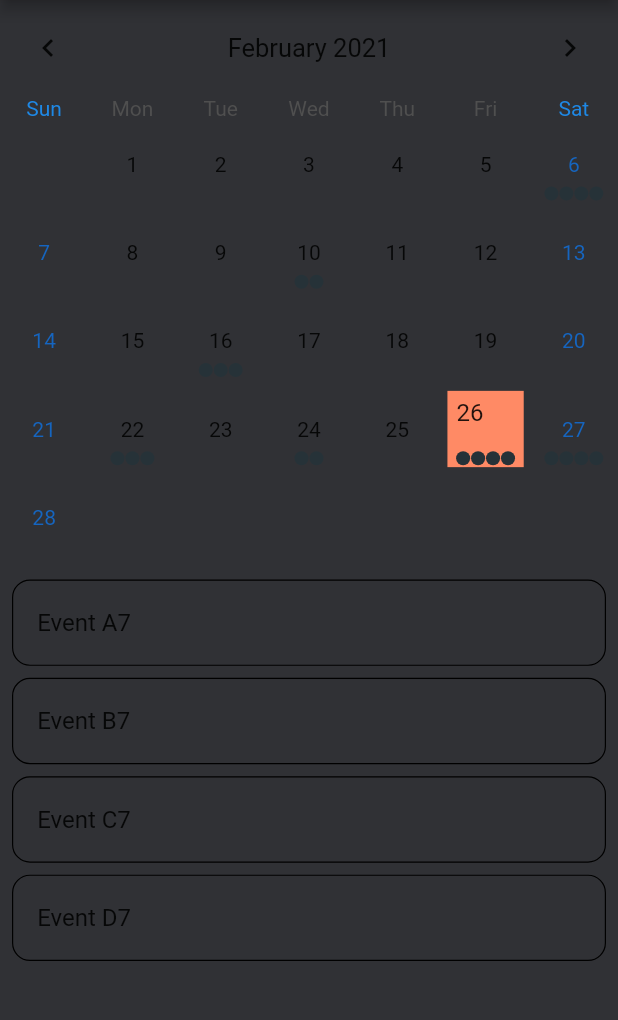
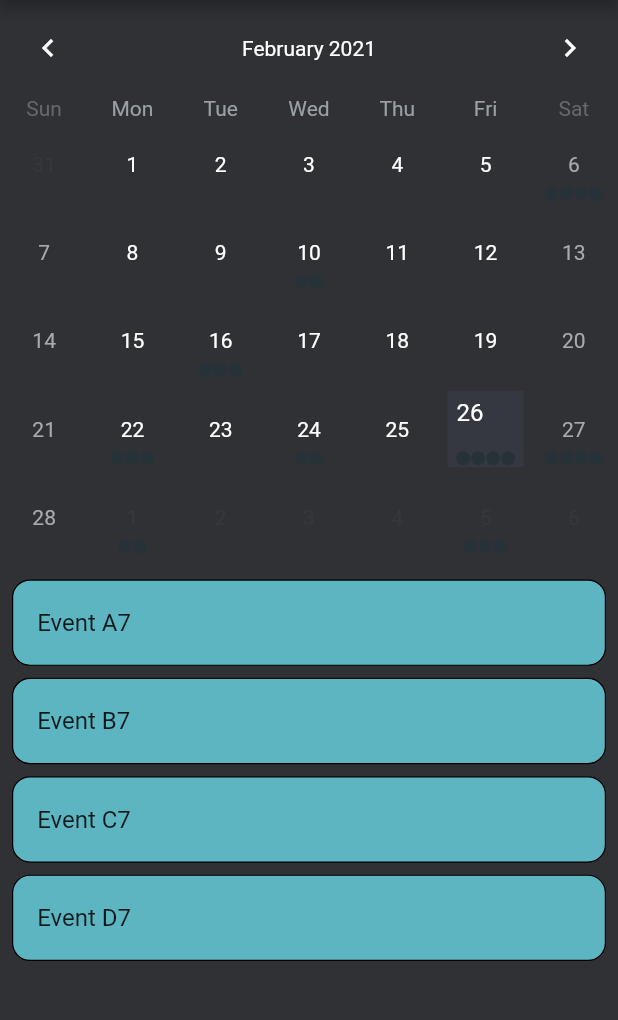
Before and after one commit to Alderbane/ProyectoMoviles, a Flutter app: the screen it shows after launch, on a phone screen of 412 x 824 dp, the part 84-1104 px from its top. Run offline on Flutter 3.47's test engine with Material 2 defaults, Android fonts, the phone set to English and light mode, and no system bars; drawn by our look-alikes of table_calendar.

Commit message:
New dark mode for new calendar implemented

```diff
--- a/lib/home_page.dart
+++ b/lib/home_page.dart
@@ -164,20 +164,27 @@ class _HomePageState extends State<HomePage> with TickerProviderStateMixin {
       availableGestures: AvailableGestures.all,
       availableCalendarFormats: const {
         CalendarFormat.month: '',
-        CalendarFormat.week: '',
       },
       calendarStyle: CalendarStyle(
-        outsideDaysVisible: false,
-        weekendStyle: TextStyle().copyWith(color: Colors.blue[800]),
-        holidayStyle: TextStyle().copyWith(color: Colors.blue[800]),
+        outsideDaysVisible: true,
+        outsideStyle: TextStyle(color: Color(0xff37383D)),
+        outsideWeekendStyle: TextStyle(color: Color(0xff37383D),),
+        weekendStyle: TextStyle(color: Color(0xffA9AAAD)),
+        weekdayStyle: TextStyle(color: Colors.white),
+        eventDayStyle: TextStyle(color: Colors.white),
       ),
       daysOfWeekStyle: DaysOfWeekStyle(
-        weekendStyle: TextStyle().copyWith(color: Colors.blue[600]),
+        weekendStyle: TextStyle(color:Color(0xff65696D)),
+        weekdayStyle: TextStyle(color: Color(0xff99A0A6)),
       ),
       headerStyle: HeaderStyle(
+        titleTextStyle: TextStyle(color:Colors.white),
+        leftChevronIcon: Icon(Icons.chevron_left,color:Colors.white),
+        rightChevronIcon: Icon(Icons.chevron_right,color:Colors.white),
         centerHeaderTitle: true,
         formatButtonVisible: false,
       ),
+
       builders: CalendarBuilders(
         selectedDayBuilder: (context, date, _) {
           return FadeTransition(
@@ -185,12 +192,12 @@ class _HomePageState extends State<HomePage> with TickerProviderStateMixin {
             child: Container(
               margin: const EdgeInsets.all(4.0),
               padding: const EdgeInsets.only(top: 5.0, left: 6.0),
-              color: Colors.deepOrange[300],
+              color: Color(0xff353841),
               width: 100,
               height: 100,
               child: Text(
                 '${date.day}',
-                style: TextStyle().copyWith(fontSize: 16.0),
+                style: TextStyle().copyWith(fontSize: 16.0,color:Colors.white),
               ),
             ),
           );
@@ -199,7 +206,7 @@ class _HomePageState extends State<HomePage> with TickerProviderStateMixin {
           return Container(
             margin: const EdgeInsets.all(4.0),
             padding: const EdgeInsets.only(top: 5.0, left: 6.0),
-            color: Colors.amber[400],
+            color: Color(0xff8BB4F8),
             width: 100,
             height: 100,
             child: Text(
@@ -249,10 +256,10 @@ class _HomePageState extends State<HomePage> with TickerProviderStateMixin {
       decoration: BoxDecoration(
         shape: BoxShape.rectangle,
         color: _calendarController.isSelected(date)
-            ? Colors.brown[500]
+            ? Color(0xff5DB5C1)
             : _calendarController.isToday(date)
-                ? Colors.brown[300]
-                : Colors.blue[400],
+                ? Color(0xff5DB5C1)
+                : Color(0xff5DB5C1),
       ),
       width: 16.0,
       height: 16.0,
@@ -282,6 +289,7 @@ class _HomePageState extends State<HomePage> with TickerProviderStateMixin {
           .map((event) => Container(
                 decoration: BoxDecoration(
                   border: Border.all(width: 0.8),
+                  color: Color(0xff5DB5C1),
                   borderRadius: BorderRadius.circular(12.0),
                 ),
                 margin:
```
